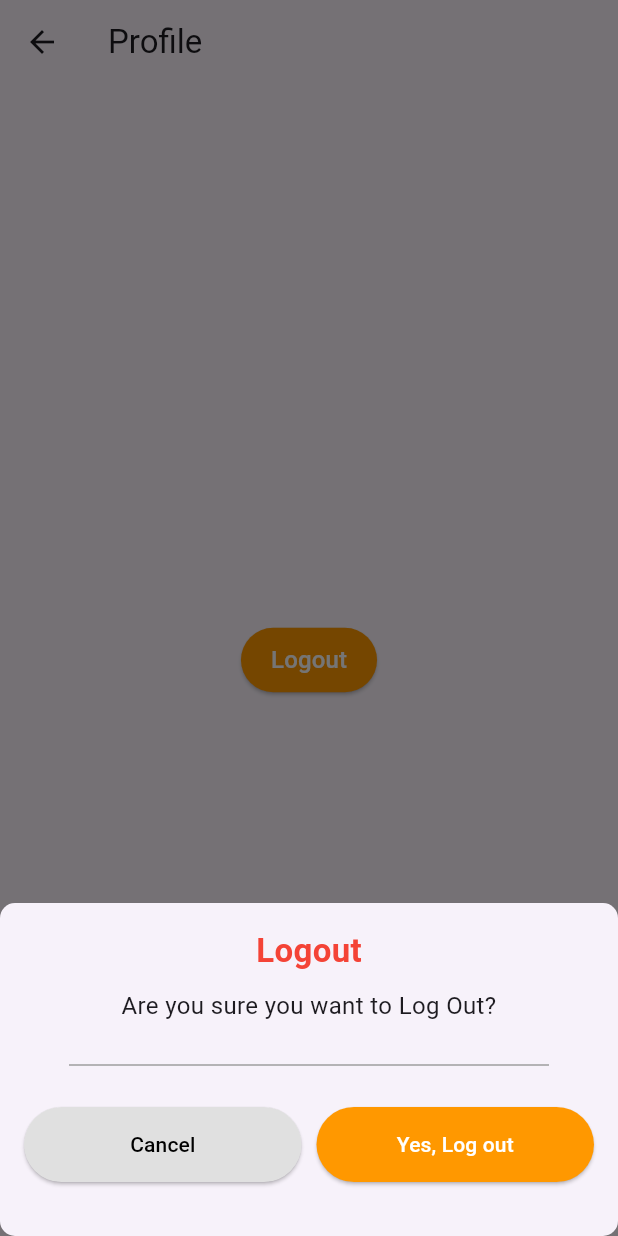
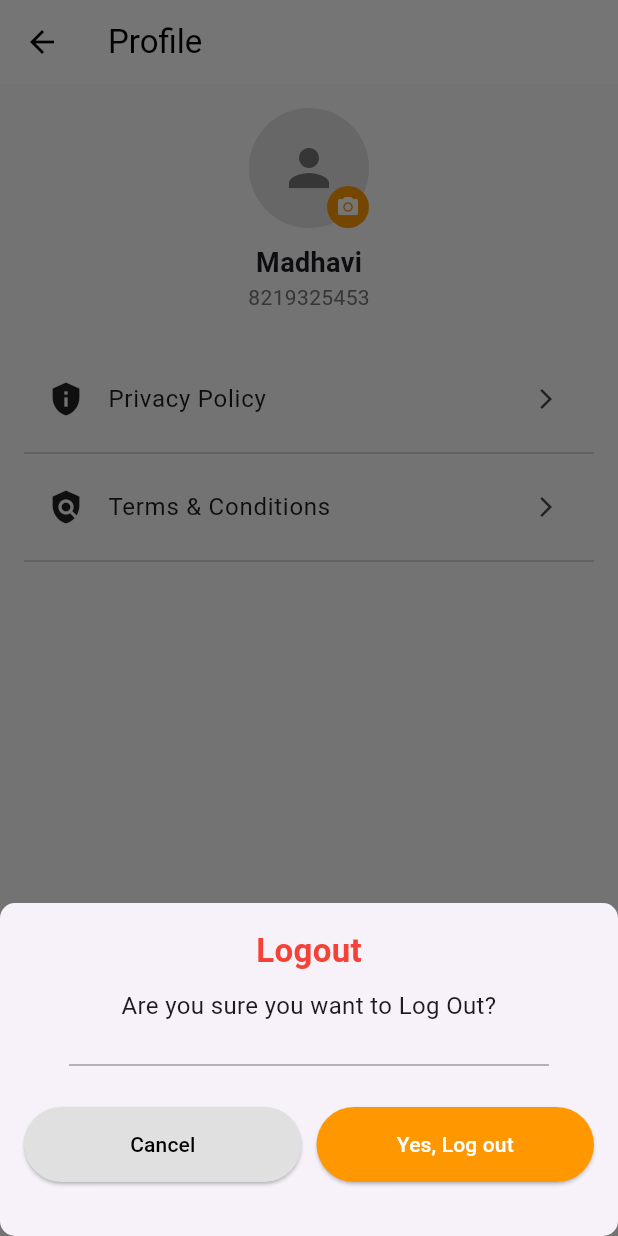
Before and after one commit to Mdkaifee/Glowante_onboarding_latest, a Flutter app: the ProfileScreen screen opened directly, after a tap on "Logout", on a phone screen of 412 x 824 dp. Run offline on Flutter 3.47's test engine with Material 3 defaults, Android fonts, the phone set to English and light mode, and no system bars; our stand-ins replace flutter_bloc, flutter_dotenv, geocoding, geolocator, image_picker, shared_preferences; missing offline and left inert: aws_s3_api, flutter_google_places_sdk; accounts and stored records are empty; network calls fail.

Commit message:
Profile screen completed except name and phone number

```diff
--- a/lib/screens/Bookings.dart
+++ b/lib/screens/Bookings.dart
@@ -474,7 +474,7 @@ Future<void> getBookingsByDate(int branchId, DateTime date) async {
             }
 
             return FractionallySizedBox(
-              heightFactor: 0.2,
+              heightFactor: 0.25,
               child: Padding(
                 padding: const EdgeInsets.all(16.0),
                 child: Column(
--- a/lib/screens/profile_screen.dart
+++ b/lib/screens/profile_screen.dart
@@ -1,9 +1,21 @@
 import 'package:flutter/material.dart';
+import 'package:url_launcher/url_launcher.dart';
 import '../utils/api_service.dart';
 import 'login_screen.dart';
 
 class ProfileScreen extends StatelessWidget {
   final ApiService apiService = ApiService();
+
+  Future<void> _openLink(String url) async {
+    final Uri uri = Uri.parse(url);
+    if (!await launchUrl(
+      uri,
+      mode: LaunchMode.inAppWebView,
+      webViewConfiguration: const WebViewConfiguration(enableJavaScript: true),
+    )) {
+      throw Exception('Could not launch $url');
+    }
+  }
 
   void _showLogoutModal(BuildContext context) {
     showModalBottomSheet(
@@ -27,7 +39,7 @@ class ProfileScreen extends StatelessWidget {
       child: Column(
         mainAxisSize: MainAxisSize.min,
         children: [
-          Text(
+          const Text(
             'Logout',
             style: TextStyle(
               fontSize: 22,
@@ -35,61 +47,58 @@ class ProfileScreen extends StatelessWidget {
               color: Colors.red,
             ),
           ),
-          SizedBox(height: 10),
-          Text(
+          const SizedBox(height: 10),
+          const Text(
             'Are you sure you want to Log Out?',
             textAlign: TextAlign.center,
             style: TextStyle(fontSize: 16),
           ),
-          SizedBox(height: 20),
-          Divider(color: Colors.grey, thickness: 1, indent: 30, endIndent: 30),
-          SizedBox(height: 20),
+          const SizedBox(height: 20),
+          const Divider(color: Colors.grey, thickness: 1, indent: 30, endIndent: 30),
+          const SizedBox(height: 20),
           Row(
-            mainAxisAlignment: MainAxisAlignment.spaceEvenly,
             children: [
-              // ❌ Cancel button
               Expanded(
                 child: ElevatedButton(
-                  onPressed: () => Navigator.pop(context), // just close modal
+                  onPressed: () => Navigator.pop(context),
                   style: ElevatedButton.styleFrom(
                     backgroundColor: Colors.grey[300],
                     foregroundColor: Colors.black,
-                    padding: EdgeInsets.symmetric(vertical: 15),
+                    padding: const EdgeInsets.symmetric(vertical: 15),
                     shape: RoundedRectangleBorder(
                       borderRadius: BorderRadius.circular(30),
                     ),
                   ),
-                  child: Text('Cancel'),
+                  child: const Text('Cancel'),
                 ),
               ),
-              SizedBox(width: 10),
-              // ✅ Confirm Logout
+              const SizedBox(width: 10),
               Expanded(
                 child: ElevatedButton(
                   onPressed: () async {
                     final success = await apiService.logoutUserAPI();
-                    Navigator.pop(context); // close modal
+                    Navigator.pop(context);
                     if (success) {
                       Navigator.pushAndRemoveUntil(
                         context,
-                        MaterialPageRoute(builder: (_) => LoginScreen()),
+                        MaterialPageRoute(builder: (_) =>  LoginScreen()),
                         (route) => false,
                       );
                     } else {
                       ScaffoldMessenger.of(context).showSnackBar(
-                        SnackBar(content: Text('Logout failed. Please try again.')),
+                        const SnackBar(content: Text('Logout failed. Please try again.')),
                       );
                     }
                   },
                   style: ElevatedButton.styleFrom(
                     backgroundColor: Colors.orange,
                     foregroundColor: Colors.white,
-                    padding: EdgeInsets.symmetric(vertical: 15),
+                    padding: const EdgeInsets.symmetric(vertical: 15),
                     shape: RoundedRectangleBorder(
                       borderRadius: BorderRadius.circular(30),
                     ),
                   ),
-                  child: Text('Yes, Log out'),
+                  child: const Text('Yes, Log out'),
                 ),
               ),
             ],
@@ -102,224 +111,87 @@ class ProfileScreen extends StatelessWidget {
   @override
   Widget build(BuildContext context) {
     return Scaffold(
-      appBar: AppBar(title: Text('Profile')),
-      body: Center(
-        child: ElevatedButton(
-          style: ElevatedButton.styleFrom(
-            backgroundColor: Colors.orange, // 👈 Orange background
-            foregroundColor: Colors.white,  // 👈 White text
-            padding: EdgeInsets.symmetric(horizontal: 20, vertical: 10),
-            shape: RoundedRectangleBorder(
-              borderRadius: BorderRadius.circular(30),
+      backgroundColor: Colors.grey[50],
+      appBar: AppBar(
+        title: const Text('Profile'),
+        backgroundColor: Colors.white,
+        elevation: 0,
+        foregroundColor: Colors.black,
+      ),
+      body: Padding(
+        padding: const EdgeInsets.all(16.0),
+        child: Column(
+          children: [
+            /// Profile avatar + Name + Number
+            Column(
+              children: [
+                Stack(
+                  children: [
+                    CircleAvatar(
+                      radius: 40,
+                      backgroundColor: Colors.grey[300],
+                      child: Icon(Icons.person, size: 40, color: Colors.grey[600]),
+                    ),
+                    Positioned(
+                      bottom: 0,
+                      right: 0,
+                      child: CircleAvatar(
+                        radius: 14,
+                        backgroundColor: Colors.orange,
+                        child: const Icon(Icons.camera_alt, color: Colors.white, size: 16),
+                      ),
+                    )
+                  ],
+                ),
+                const SizedBox(height: 10),
+                const Text("Madhavi", style: TextStyle(fontSize: 18, fontWeight: FontWeight.bold)),
+                Text("8219325453", style: TextStyle(color: Colors.grey[600])),
+              ],
             ),
-          ),
-          onPressed: () => _showLogoutModal(context),
-          child: Text(
-            'Logout',
-            style: TextStyle(fontSize: 16),
-          ),
+
+            const SizedBox(height: 30),
+
+            /// Privacy Policy
+            ListTile(
+              leading: const Icon(Icons.privacy_tip, color: Colors.black87),
+              title: const Text("Privacy Policy"),
+              trailing: const Icon(Icons.arrow_forward_ios, size: 16),
+              onTap: () => _openLink(
+                "https://5da796f8389e.ngrok-free.app/privacy-policy",
+              ),
+            ),
+            const Divider(),
+
+            /// Terms & Conditions
+            ListTile(
+              leading: const Icon(Icons.policy, color: Colors.black87),
+              title: const Text("Terms & Conditions"),
+              trailing: const Icon(Icons.arrow_forward_ios, size: 16),
+              onTap: () => _openLink(
+                "https://5da796f8389e.ngrok-free.app/terms-of-services",
+              ),
+            ),
+            const Divider(),
+            const Spacer(),
+
+            /// Logout Button
+            SizedBox(
+              width: double.infinity,
+              child: ElevatedButton(
+                onPressed: () => _showLogoutModal(context),
+                style: ElevatedButton.styleFrom(
+                  backgroundColor: Colors.orange,
+                  padding: const EdgeInsets.symmetric(vertical: 15),
+                  shape: RoundedRectangleBorder(
+                    borderRadius: BorderRadius.circular(10),
+                  ),
+                ),
+                child: const Text("Logout", style: TextStyle(fontSize: 16, color: Colors.white)),
+              ),
+            ),
+          ],
         ),
       ),
     );
   }
 }
-
-
-// import 'package:flutter/material.dart';
-// import 'package:url_launcher/url_launcher.dart';
-// import '../utils/api_service.dart';
-// import 'login_screen.dart';
-
-// class ProfileScreen extends StatelessWidget {
-//   final ApiService apiService = ApiService();
-
-//   Future<void> _openLink(String url) async {
-//     final Uri uri = Uri.parse(url);
-//     if (!await launchUrl(
-//       uri,
-//       mode: LaunchMode.inAppWebView, // 👈 Open inside the app
-//       webViewConfiguration: const WebViewConfiguration(enableJavaScript: true),
-//     )) {
-//       throw Exception('Could not launch $url');
-//     }
-//   }
-
-//   void _showLogoutModal(BuildContext context) {
-//     showModalBottomSheet(
-//       context: context,
-//       shape: RoundedRectangleBorder(borderRadius: BorderRadius.circular(10)),
-//       builder: (BuildContext context) {
-//         return Padding(
-//           padding: const EdgeInsets.all(16.0),
-//           child: Column(
-//             mainAxisSize: MainAxisSize.min,
-//             children: [_buildLogoutActions(context)],
-//           ),
-//         );
-//       },
-//     );
-//   }
-
-//   Widget _buildLogoutActions(BuildContext context) {
-//     return Padding(
-//       padding: const EdgeInsets.only(bottom: 20.0),
-//       child: Column(
-//         mainAxisSize: MainAxisSize.min,
-//         children: [
-//           const Text(
-//             'Logout',
-//             style: TextStyle(
-//               fontSize: 22,
-//               fontWeight: FontWeight.bold,
-//               color: Colors.red,
-//             ),
-//           ),
-//           const SizedBox(height: 10),
-//           const Text(
-//             'Are you sure you want to Log Out?',
-//             textAlign: TextAlign.center,
-//             style: TextStyle(fontSize: 16),
-//           ),
-//           const SizedBox(height: 20),
-//           const Divider(color: Colors.grey, thickness: 1, indent: 30, endIndent: 30),
-//           const SizedBox(height: 20),
-//           Row(
-//             children: [
-//               Expanded(
-//                 child: ElevatedButton(
-//                   onPressed: () => Navigator.pop(context),
-//                   style: ElevatedButton.styleFrom(
-//                     backgroundColor: Colors.grey[300],
-//                     foregroundColor: Colors.black,
-//                     padding: const EdgeInsets.symmetric(vertical: 15),
-//                     shape: RoundedRectangleBorder(
-//                       borderRadius: BorderRadius.circular(30),
-//                     ),
-//                   ),
-//                   child: const Text('Cancel'),
-//                 ),
-//               ),
-//               const SizedBox(width: 10),
-//               Expanded(
-//                 child: ElevatedButton(
-//                   onPressed: () async {
-//                     final success = await apiService.logoutUserAPI();
-//                     Navigator.pop(context);
-//                     if (success) {
-//                       Navigator.pushAndRemoveUntil(
-//                         context,
-//                         MaterialPageRoute(builder: (_) => const LoginScreen()),
-//                         (route) => false,
-//                       );
-//                     } else {
-//                       ScaffoldMessenger.of(context).showSnackBar(
-//                         const SnackBar(content: Text('Logout failed. Please try again.')),
-//                       );
-//                     }
-//                   },
-//                   style: ElevatedButton.styleFrom(
-//                     backgroundColor: Colors.orange,
-//                     foregroundColor: Colors.white,
-//                     padding: const EdgeInsets.symmetric(vertical: 15),
-//                     shape: RoundedRectangleBorder(
-//                       borderRadius: BorderRadius.circular(30),
-//                     ),
-//                   ),
-//                   child: const Text('Yes, Log out'),
-//                 ),
-//               ),
-//             ],
-//           ),
-//         ],
-//       ),
-//     );
-//   }
-
-//   @override
-//   Widget build(BuildContext context) {
-//     return Scaffold(
-//       backgroundColor: Colors.grey[50],
-//       appBar: AppBar(
-//         title: const Text('Profile'),
-//         backgroundColor: Colors.white,
-//         elevation: 0,
-//         foregroundColor: Colors.black,
-//       ),
-//       body: Padding(
-//         padding: const EdgeInsets.all(16.0),
-//         child: Column(
-//           children: [
-//             /// Profile avatar + Name + Number
-//             Column(
-//               children: [
-//                 Stack(
-//                   children: [
-//                     CircleAvatar(
-//                       radius: 40,
-//                       backgroundColor: Colors.grey[300],
-//                       child: Icon(Icons.person, size: 40, color: Colors.grey[600]),
-//                     ),
-//                     Positioned(
-//                       bottom: 0,
-//                       right: 0,
-//                       child: CircleAvatar(
-//                         radius: 14,
-//                         backgroundColor: Colors.orange,
-//                         child: const Icon(Icons.camera_alt, color: Colors.white, size: 16),
-//                       ),
-//                     )
-//                   ],
-//                 ),
-//                 const SizedBox(height: 10),
-//                 const Text("Madhavi", style: TextStyle(fontSize: 18, fontWeight: FontWeight.bold)),
-//                 Text("8219325453", style: TextStyle(color: Colors.grey[600])),
-//               ],
-//             ),
-
-//             const SizedBox(height: 30),
-
-//             /// Privacy Policy
-//             ListTile(
-//               leading: const Icon(Icons.privacy_tip, color: Colors.black87),
-//               title: const Text("Privacy Policy"),
-//               trailing: const Icon(Icons.arrow_forward_ios, size: 16),
-//               onTap: () => _openLink(
-//                 "https://www.freeprivacypolicy.com/live/ea801575-3a5f-4a5f-b989-b90bbab92814",
-//               ),
-//             ),
-//             const Divider(),
-
-//             /// Terms & Conditions
-//             ListTile(
-//               leading: const Icon(Icons.policy, color: Colors.black87),
-//               title: const Text("Terms & Conditions"),
-//               trailing: const Icon(Icons.arrow_forward_ios, size: 16),
-//               onTap: () => _openLink(
-//                 "https://www.freeprivacypolicy.com/live",
-//               ),
-//             ),
-//             const Divider(),
-
-//             const Spacer(),
-
-//             /// Logout Button
-//             SizedBox(
-//               width: double.infinity,
-//               child: ElevatedButton(
-//                 onPressed: () => _showLogoutModal(context),
-//                 style: ElevatedButton.styleFrom(
-//                   backgroundColor: Colors.orange,
-//                   padding: const EdgeInsets.symmetric(vertical: 15),
-//                   shape: RoundedRectangleBorder(
-//                     borderRadius: BorderRadius.circular(10),
-//                   ),
-//                 ),
-//                 child: const Text("Logout", style: TextStyle(fontSize: 16, color: Colors.white)),
-//               ),
-//             ),
-//           ],
-//         ),
-//       ),
-//     );
-//   }
-// }
--- a/lib/utils/api_service.dart
+++ b/lib/utils/api_service.dart
@@ -15,7 +15,7 @@ import 'dart:async';
 
 class ApiService {
   // static const String baseUrl = "https://dev4-api.glowante.com/";
-  static const String baseUrl = "https://ea264d96cb65.ngrok-free.app/";
+  static const String baseUrl = "https://5da796f8389e.ngrok-free.app/";
 
   static const String userLogin = "auth/login";
   static const String verifyOtpEndpoint = "auth/verify-otp";
```
